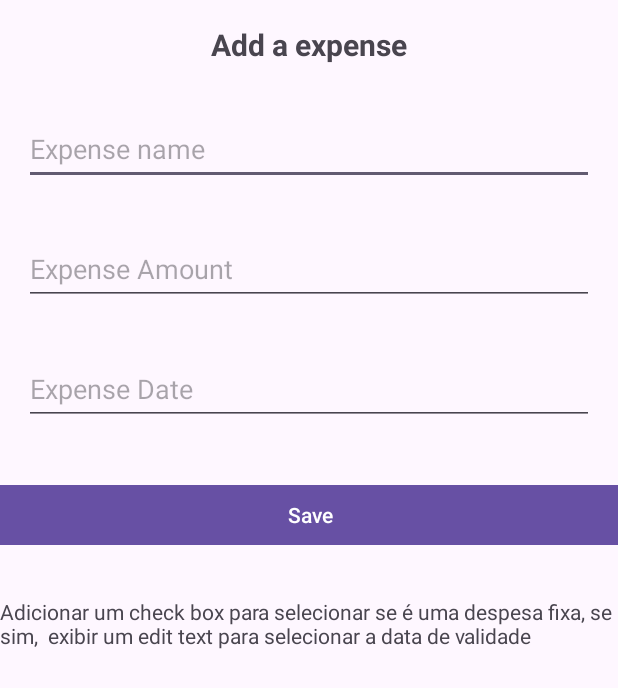
After one commit to EvertoonCabral/App-Spent-Control, an Android app: the AddExpenseActivity screen opened directly, with no data from a screen before it, on a phone screen of 412 x 824 dp. The commit adds this screen. Shown: the top 688 px of the screen. Run offline under Robolectric (Android 15) with nearby library versions, the phone set to English and light mode, and no system bars.

Commit message:
Iniciando crud
Criado método de insert para as despesas

```diff
--- a/app/build.gradle.kts
+++ b/app/build.gradle.kts
@@ -33,6 +33,11 @@ android {
     kotlinOptions {
         jvmTarget = "1.8"
     }
+
+    buildFeatures{
+        viewBinding = true
+    }
+
 }
 
 dependencies {
--- a/app/src/main/AndroidManifest.xml
+++ b/app/src/main/AndroidManifest.xml
@@ -13,6 +13,9 @@
         android:theme="@style/Theme.ControleDeGastoApp"
         tools:targetApi="31">
         <activity
+            android:name=".AddExpenseActivity"
+            android:exported="false" />
+        <activity
             android:name=".MainActivity"
             android:exported="true">
             <intent-filter>
--- /dev/null
+++ b/app/src/main/java/com/everton/controledegastoapp/AddExpenseActivity.kt
@@ -0,0 +1,63 @@
+package com.everton.controledegastoapp
+
+import androidx.appcompat.app.AppCompatActivity
+import android.os.Bundle
+import android.widget.Toast
+import com.everton.controledegastoapp.databinding.ActivityAddExpenseBinding
+import com.everton.controledegastoapp.model.Expense
+import com.everton.controledegastoapp.model.ExpenseDAO
+
+class AddExpenseActivity : AppCompatActivity() {
+
+    private val binding by lazy { ActivityAddExpenseBinding.inflate(layoutInflater) }
+
+    override fun onCreate(savedInstanceState: Bundle?) {
+        super.onCreate(savedInstanceState)
+        setContentView(binding.root)
+
+        binding.btnSave.setOnClickListener {
+
+             val expenseName = binding.editExpense.text.toString().trim()
+             val expenseAmount = binding.editExpenseAmount.text.toString().trim()
+           //  val expenseDate = binding.editExpenseDate.text.toString().trim()
+
+            if (expenseName.isEmpty() || expenseAmount.isEmpty() ) {
+                Toast.makeText(this, "Please fill all the fields.", Toast.LENGTH_SHORT).show()
+            }
+
+            val amount = expenseAmount.toDouble()
+
+
+            var expense = Expense(-1, expenseName,amount,"default","default")
+
+            var expenseDAO = ExpenseDAO(this)
+
+
+                try{
+
+                    if(expenseDAO.save(expense))
+                    Toast.makeText(this, "Expense save!", Toast.LENGTH_SHORT).show()
+
+                    clearFields()
+
+                }catch (e:Exception){
+                    e.printStackTrace()
+                    Toast.makeText(this, "Error to save Expense.", Toast.LENGTH_SHORT).show()
+
+                }
+
+
+
+            }
+
+
+
+
+    }
+
+    private fun clearFields() {
+        binding.editExpense.text.clear()
+        binding.editExpenseAmount.text.clear()
+        binding.editExpenseDate.text.clear()
+    }
+}
--- a/app/src/main/java/com/everton/controledegastoapp/database/DataBaseHelper.kt
+++ b/app/src/main/java/com/everton/controledegastoapp/database/DataBaseHelper.kt
@@ -15,6 +15,7 @@ class DataBaseHelper(context:Context) : SQLiteOpenHelper(context, "Banco.db", nu
        const val EXPENSE_NAME = "name"
        const val AMOUNT = "amount"
        const val DATE = "date"
+       const val TYPE_EXPENSE = "type_expense"
 
    }
 
@@ -25,7 +26,8 @@ class DataBaseHelper(context:Context) : SQLiteOpenHelper(context, "Banco.db", nu
             "$ID_EXPENSE INTEGER NOT NULL PRIMARY KEY AUTOINCREMENT,"+
             "$EXPENSE_NAME VARCHAR(55)," +
             "$AMOUNT NOT NULL,"+
-            "$DATE TEXT" +
+            "$DATE NOT NULL DEFAULT CURRENT_TIMESTAMP," +
+            "$TYPE_EXPENSE TEXT" +
             ");")
 
         //Padrão para ter mais segurança para nao errar o nome das tabelas e colunas nos comandos
--- a/app/src/main/java/com/everton/controledegastoapp/model/Expense.kt
+++ b/app/src/main/java/com/everton/controledegastoapp/model/Expense.kt
@@ -1,4 +1,4 @@
 package com.everton.controledegastoapp.model
 
-class Expense (val id : Int, val name: String, val amount : Double, val date:String) {
+class Expense (val id : Int, val name: String, val amount : Double, val date:String, val typeExpense:String) {
 }
--- a/app/src/main/java/com/everton/controledegastoapp/model/ExpenseDAO.kt
+++ b/app/src/main/java/com/everton/controledegastoapp/model/ExpenseDAO.kt
@@ -19,9 +19,10 @@ class ExpenseDAO(context: Context) : IExpenseDAO {
         values.put(DataBaseHelper.EXPENSE_NAME, expense.name)
         values.put(DataBaseHelper.AMOUNT, expense.amount)
         values.put(DataBaseHelper.DATE, expense.date)
+        values.put(DataBaseHelper.TYPE_EXPENSE, expense.typeExpense)
 
         try{
-            write.insert(DataBaseHelper.ID_EXPENSE,
+            write.insert(DataBaseHelper.EXPENSE_TABLE,
                 null,
                 values
                 )
--- /dev/null
+++ b/app/src/main/res/drawable/ic_adicionar_24.xml
@@ -0,0 +1,5 @@
+<vector android:height="24dp" android:tint="#000000"
+    android:viewportHeight="24" android:viewportWidth="24"
+    android:width="24dp" xmlns:android="http://schemas.android.com/apk/res/android">
+    <path android:fillColor="@android:color/white" android:pathData="M19,13h-6v6h-2v-6H5v-2h6V5h2v6h6v2z"/>
+</vector>
--- /dev/null
+++ b/app/src/main/res/layout/activity_add_expense.xml
@@ -0,0 +1,95 @@
+<?xml version="1.0" encoding="utf-8"?>
+<androidx.constraintlayout.widget.ConstraintLayout xmlns:android="http://schemas.android.com/apk/res/android"
+    xmlns:app="http://schemas.android.com/apk/res-auto"
+    xmlns:tools="http://schemas.android.com/tools"
+    android:layout_width="match_parent"
+    android:layout_height="match_parent"
+    tools:context=".AddExpenseActivity">
+
+
+    <TextView
+        android:id="@+id/textView"
+        android:layout_width="wrap_content"
+        android:layout_height="wrap_content"
+        android:layout_marginTop="16dp"
+        android:text="Add a expense"
+        android:textSize="20sp"
+        android:textStyle="bold"
+        app:layout_constraintEnd_toEndOf="parent"
+        app:layout_constraintHorizontal_bias="0.5"
+        app:layout_constraintStart_toStartOf="parent"
+        app:layout_constraintTop_toTopOf="parent" />
+
+
+    <Button
+        android:id="@+id/btnSave"
+        android:layout_width="768dp"
+        android:layout_height="wrap_content"
+        android:layout_marginTop="36dp"
+        android:text="Save"
+        app:layout_constraintEnd_toEndOf="parent"
+        app:layout_constraintStart_toStartOf="parent"
+        app:layout_constraintTop_toBottomOf="@+id/editExpenseDate" />
+
+    <EditText
+        android:id="@+id/editExpense"
+        android:layout_width="0dp"
+        android:layout_height="wrap_content"
+        android:layout_marginStart="16dp"
+        android:layout_marginTop="32dp"
+        android:layout_marginEnd="16dp"
+        android:ems="10"
+        android:hint="Expense name"
+        android:inputType="textPersonName"
+        android:minHeight="48dp"
+        app:layout_constraintEnd_toEndOf="parent"
+        app:layout_constraintHorizontal_bias="0.0"
+        app:layout_constraintStart_toStartOf="parent"
+        app:layout_constraintTop_toBottomOf="@+id/textView" />
+
+    <EditText
+        android:id="@+id/editExpenseAmount"
+        android:layout_width="0dp"
+        android:layout_height="wrap_content"
+        android:layout_marginStart="16dp"
+        android:layout_marginTop="32dp"
+        android:layout_marginEnd="16dp"
+        android:ems="10"
+        android:hint="Expense Amount"
+        android:inputType="numberDecimal"
+        android:minHeight="48dp"
+        app:layout_constraintEnd_toEndOf="parent"
+        app:layout_constraintHorizontal_bias="0.0"
+        app:layout_constraintStart_toStartOf="parent"
+        app:layout_constraintTop_toBottomOf="@+id/editExpense" />
+
+    <EditText
+        android:id="@+id/editExpenseDate"
+        android:layout_width="0dp"
+        android:layout_height="wrap_content"
+        android:layout_marginStart="16dp"
+        android:layout_marginTop="32dp"
+        android:layout_marginEnd="16dp"
+        android:ems="10"
+        android:hint="Expense Date"
+        android:inputType="date"
+        android:minHeight="48dp"
+        app:layout_constraintEnd_toEndOf="parent"
+        app:layout_constraintHorizontal_bias="0.0"
+        app:layout_constraintStart_toStartOf="parent"
+        app:layout_constraintTop_toBottomOf="@+id/editExpenseAmount" />
+
+    <TextView
+        android:id="@+id/textView2"
+        android:layout_width="wrap_content"
+        android:layout_height="wrap_content"
+        android:text="Adicionar um check box para selecionar se é uma despesa fixa, se sim,  exibir um edit text para selecionar a data de validade"
+        app:layout_constraintBottom_toBottomOf="parent"
+        app:layout_constraintEnd_toEndOf="parent"
+        app:layout_constraintHorizontal_bias="0.47"
+        app:layout_constraintStart_toStartOf="parent"
+        app:layout_constraintTop_toBottomOf="@+id/btnSave"
+        app:layout_constraintVertical_bias="0.072" />
+
+
+</androidx.constraintlayout.widget.ConstraintLayout>
```
Also changed, not shown: app/src/main/java/com/everton/controledegastoapp/MainActivity.kt (+16 -1 lines), app/src/main/res/layout/activity_main.xml (+20 -4 lines).
